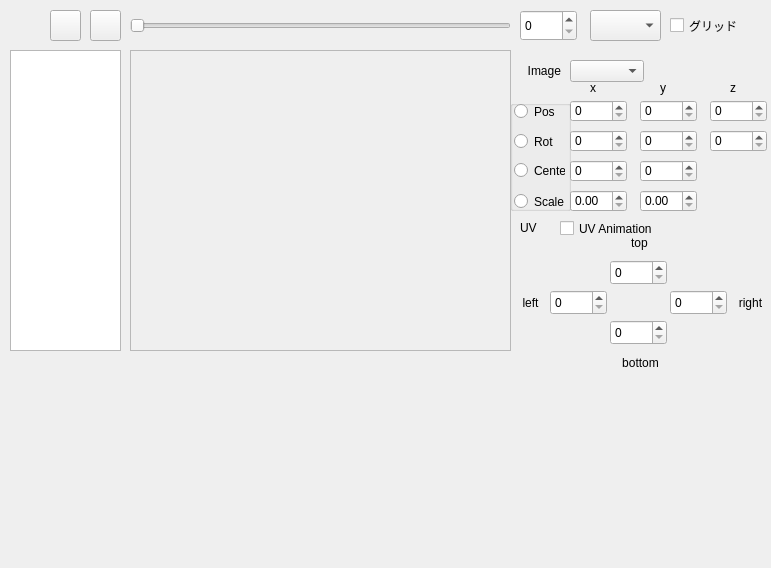
Before: the Qt Designer form ui/animationform.ui in chocoball/AnimationCreator, drawn with Qt 5.
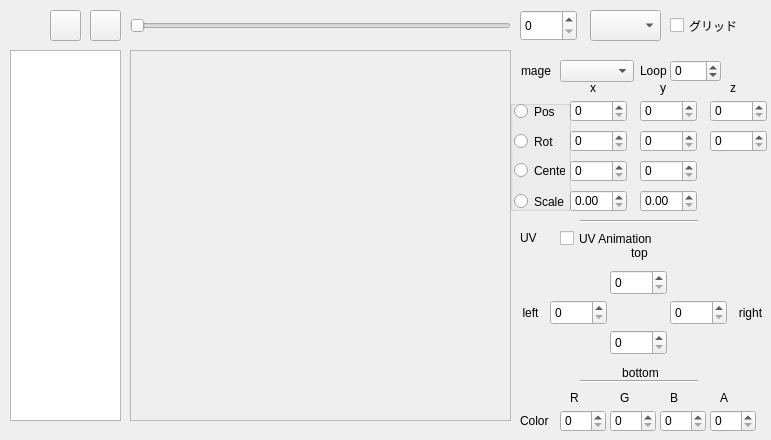
After: the same form once the commit is applied. Icons and pictures are not drawn.

```diff
--- a/ui/animationform.ui
+++ b/ui/animationform.ui
@@ -7,7 +7,7 @@
     <x>0</x>
     <y>0</y>
     <width>771</width>
-    <height>568</height>
+    <height>440</height>
    </rect>
   </property>
   <property name="sizePolicy">
@@ -19,7 +19,7 @@
   <property name="minimumSize">
    <size>
     <width>771</width>
-    <height>371</height>
+    <height>440</height>
    </size>
   </property>
   <property name="baseSize">
@@ -37,7 +37,7 @@
      <x>130</x>
      <y>50</y>
      <width>381</width>
-     <height>301</height>
+     <height>371</height>
     </rect>
    </property>
    <property name="sizePolicy">
@@ -164,7 +164,7 @@
    <property name="geometry">
     <rect>
      <x>609</x>
-     <y>230</y>
+     <y>240</y>
      <width>61</width>
      <height>25</height>
     </rect>
@@ -186,7 +186,7 @@
    <property name="geometry">
     <rect>
      <x>670</x>
-     <y>290</y>
+     <y>300</y>
      <width>57</width>
      <height>25</height>
     </rect>
@@ -196,7 +196,7 @@
    <property name="geometry">
     <rect>
      <x>550</x>
-     <y>290</y>
+     <y>300</y>
      <width>57</width>
      <height>25</height>
     </rect>
@@ -206,7 +206,7 @@
    <property name="geometry">
     <rect>
      <x>730</x>
-     <y>290</y>
+     <y>300</y>
      <width>41</width>
      <height>25</height>
     </rect>
@@ -228,7 +228,7 @@
    <property name="geometry">
     <rect>
      <x>610</x>
-     <y>320</y>
+     <y>330</y>
      <width>57</width>
      <height>25</height>
     </rect>
@@ -238,7 +238,7 @@
    <property name="geometry">
     <rect>
      <x>510</x>
-     <y>290</y>
+     <y>300</y>
      <width>41</width>
      <height>25</height>
     </rect>
@@ -260,7 +260,7 @@
    <property name="geometry">
     <rect>
      <x>610</x>
-     <y>260</y>
+     <y>270</y>
      <width>57</width>
      <height>25</height>
     </rect>
@@ -270,7 +270,7 @@
    <property name="geometry">
     <rect>
      <x>610</x>
-     <y>350</y>
+     <y>360</y>
      <width>61</width>
      <height>25</height>
     </rect>
@@ -292,7 +292,7 @@
    <property name="geometry">
     <rect>
      <x>520</x>
-     <y>220</y>
+     <y>230</y>
      <width>21</width>
      <height>16</height>
     </rect>
@@ -307,7 +307,7 @@
      <x>10</x>
      <y>50</y>
      <width>111</width>
-     <height>301</height>
+     <height>371</height>
     </rect>
    </property>
   </widget>
@@ -482,7 +482,7 @@
   <widget class="QComboBox" name="comboBox_image_no">
    <property name="geometry">
     <rect>
-     <x>570</x>
+     <x>560</x>
      <y>60</y>
      <width>74</width>
      <height>22</height>
@@ -494,7 +494,7 @@
     <rect>
      <x>520</x>
      <y>60</y>
-     <width>41</width>
+     <width>31</width>
      <height>21</height>
     </rect>
    </property>
@@ -509,7 +509,7 @@
    <property name="geometry">
     <rect>
      <x>560</x>
-     <y>220</y>
+     <y>230</y>
      <width>111</width>
      <height>17</height>
     </rect>
@@ -586,6 +586,166 @@
     </property>
    </widget>
   </widget>
+  <widget class="QLabel" name="label_loop">
+   <property name="geometry">
+    <rect>
+     <x>640</x>
+     <y>60</y>
+     <width>31</width>
+     <height>21</height>
+    </rect>
+   </property>
+   <property name="text">
+    <string>Loop</string>
+   </property>
+  </widget>
+  <widget class="QSpinBox" name="spinBox_loop">
+   <property name="geometry">
+    <rect>
+     <x>670</x>
+     <y>60</y>
+     <width>51</width>
+     <height>22</height>
+    </rect>
+   </property>
+   <property name="minimum">
+    <number>-1</number>
+   </property>
+   <property name="maximum">
+    <number>1024</number>
+   </property>
+  </widget>
+  <widget class="QLabel" name="label_color">
+   <property name="geometry">
+    <rect>
+     <x>520</x>
+     <y>410</y>
+     <width>31</width>
+     <height>21</height>
+    </rect>
+   </property>
+   <property name="text">
+    <string>Color</string>
+   </property>
+  </widget>
+  <widget class="Line" name="line_0">
+   <property name="geometry">
+    <rect>
+     <x>580</x>
+     <y>220</y>
+     <width>118</width>
+     <height>3</height>
+    </rect>
+   </property>
+   <property name="orientation">
+    <enum>Qt::Horizontal</enum>
+   </property>
+  </widget>
+  <widget class="Line" name="line_1">
+   <property name="geometry">
+    <rect>
+     <x>580</x>
+     <y>380</y>
+     <width>118</width>
+     <height>3</height>
+    </rect>
+   </property>
+   <property name="orientation">
+    <enum>Qt::Horizontal</enum>
+   </property>
+  </widget>
+  <widget class="QLabel" name="label_r">
+   <property name="geometry">
+    <rect>
+     <x>570</x>
+     <y>390</y>
+     <width>16</width>
+     <height>16</height>
+    </rect>
+   </property>
+   <property name="text">
+    <string>R</string>
+   </property>
+  </widget>
+  <widget class="QLabel" name="label_g">
+   <property name="geometry">
+    <rect>
+     <x>620</x>
+     <y>390</y>
+     <width>16</width>
+     <height>16</height>
+    </rect>
+   </property>
+   <property name="text">
+    <string>G</string>
+   </property>
+  </widget>
+  <widget class="QLabel" name="label_b">
+   <property name="geometry">
+    <rect>
+     <x>670</x>
+     <y>390</y>
+     <width>16</width>
+     <height>16</height>
+    </rect>
+   </property>
+   <property name="text">
+    <string>B</string>
+   </property>
+  </widget>
+  <widget class="QLabel" name="label_a">
+   <property name="geometry">
+    <rect>
+     <x>720</x>
+     <y>390</y>
+     <width>16</width>
+     <height>16</height>
+    </rect>
+   </property>
+   <property name="text">
+    <string>A</string>
+   </property>
+  </widget>
+  <widget class="QSpinBox" name="spinBox_r">
+   <property name="geometry">
+    <rect>
+     <x>560</x>
+     <y>410</y>
+     <width>46</width>
+     <height>22</height>
+    </rect>
+   </property>
+  </widget>
+  <widget class="QSpinBox" name="spinBox_g">
+   <property name="geometry">
+    <rect>
+     <x>610</x>
+     <y>410</y>
+     <width>46</width>
+     <height>22</height>
+    </rect>
+   </property>
+  </widget>
+  <widget class="QSpinBox" name="spinBox_b">
+   <property name="geometry">
+    <rect>
+     <x>660</x>
+     <y>410</y>
+     <width>46</width>
+     <height>22</height>
+    </rect>
+   </property>
+  </widget>
+  <widget class="QSpinBox" name="spinBox_a">
+   <property name="geometry">
+    <rect>
+     <x>710</x>
+     <y>410</y>
+     <width>46</width>
+     <height>22</height>
+    </rect>
+   </property>
+  </widget>
  </widget>
  <tabstops>
   <tabstop>pushButton_play</tabstop>
```
Left out of the diff: 3 changed lines with no effect on the pictures.
